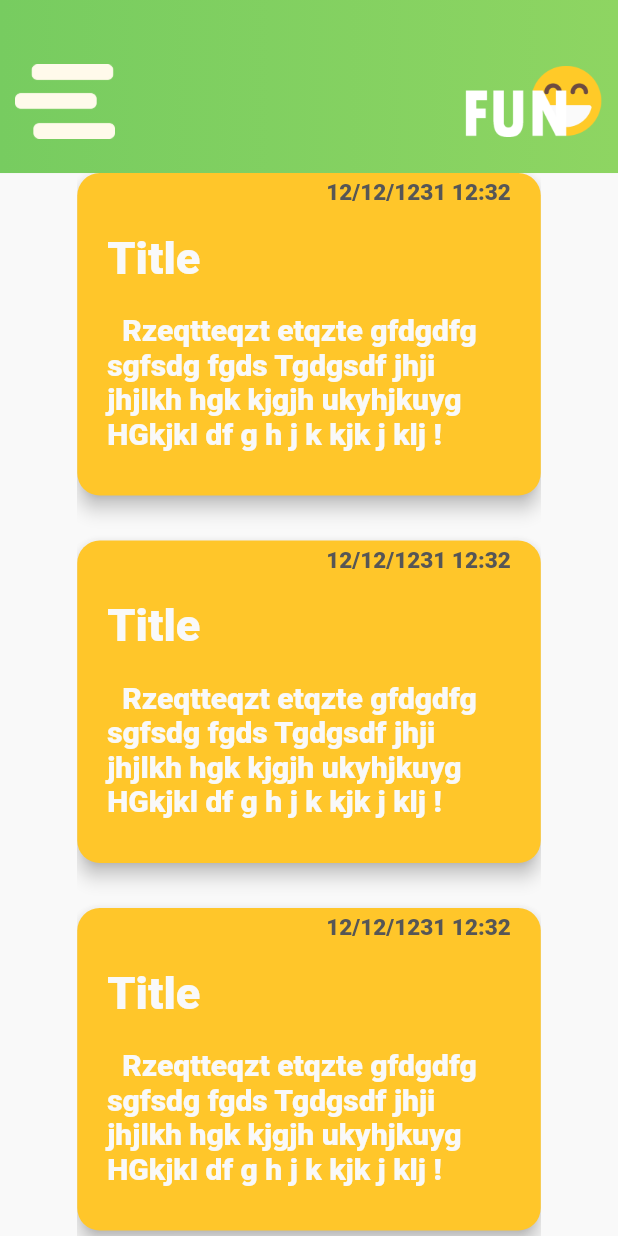
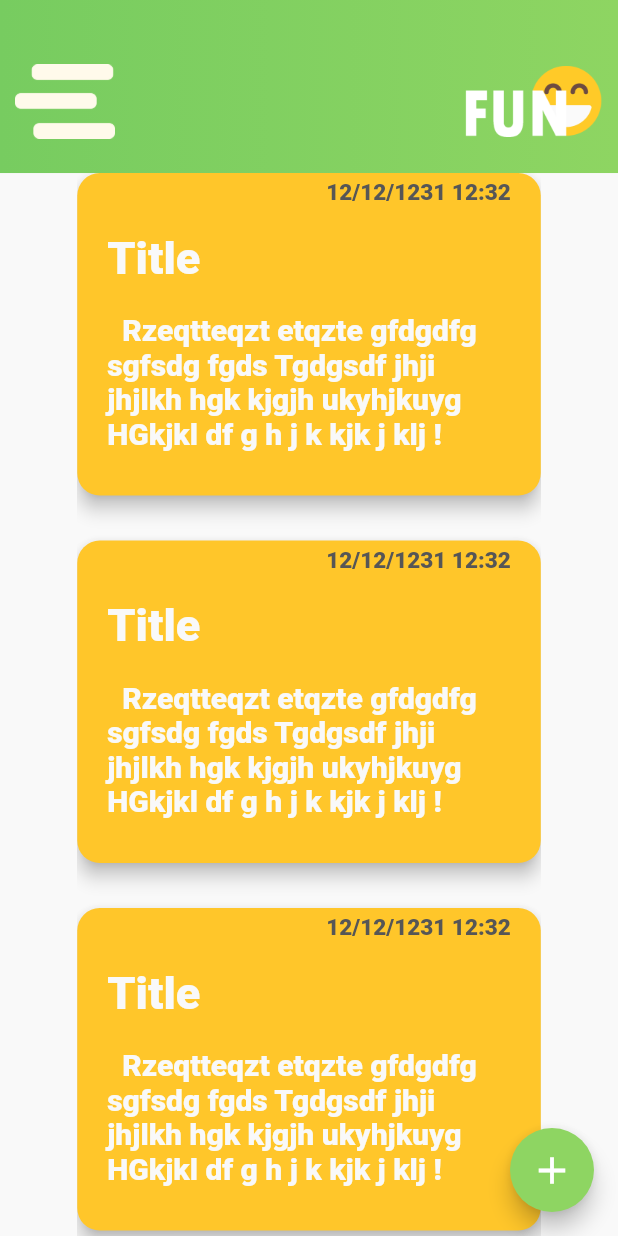
Before and after one commit to LFGaius/Fun-App, a Flutter app: the HomePage screen opened by its route, on a phone screen of 412 x 824 dp. Run offline on Flutter 3.47's test engine with Material 2 defaults, Android fonts, the phone set to English and light mode, and no system bars; our stand-ins replace dots_indicator, file, shared_preferences; missing offline and left inert: flutter_config; accounts and stored records are empty; statements that could not run were skipped.

Commit message:
home page design(publication page) v2

```diff
--- a/lib/configs/config_datas.dart
+++ b/lib/configs/config_datas.dart
@@ -6,6 +6,7 @@ class ConfigDatas{
   static final Color pageBackgroundColor1=Color.fromRGBO(138, 203, 90, 1);
   static final Color pageBackgroundColor2=Color.fromRGBO(169, 249, 115, 1);
   static final Color appWhiteColor=Color.fromRGBO(249, 249, 249, 1);
+  static final Color appGreenColor=Color.fromRGBO(142, 213, 98, 1);
   static final Color loginFlowButtonColor=Color.fromRGBO(255, 204, 65, 1);
   static final Color publicationCardBackground=Color.fromRGBO(255, 198, 42, 1);
   static final Color publicationCardDateColor=Color.fromRGBO(86, 86, 86, 1);
--- a/lib/pages/home_page.dart
+++ b/lib/pages/home_page.dart
@@ -214,6 +214,18 @@ class _HomePageState extends State<HomePage> {
 
         ],
       ),
+      floatingActionButton: FloatingActionButton(
+        onPressed: () {
+          Navigator.of(context).pushNamed(
+            '/createpublication',
+          );
+        },
+        child: Icon(
+          Icons.add,
+          size: 30,
+        ),
+        backgroundColor: ConfigDatas.appGreenColor,
+      ),
     );
   }
 }
--- a/lib/routes/route_builder.dart
+++ b/lib/routes/route_builder.dart
@@ -21,7 +21,7 @@ class MyRouteBuilder{
         return MaterialPageRoute(builder: (_)=>SignUpPage());
       case '/home':
         return MaterialPageRoute(builder: (_)=>HomePage());
-      case '/create':
+      case '/createpublication':
         return MaterialPageRoute(builder: (_)=>NewPublicationPage());
       default: return errorRoute();
     }
```
